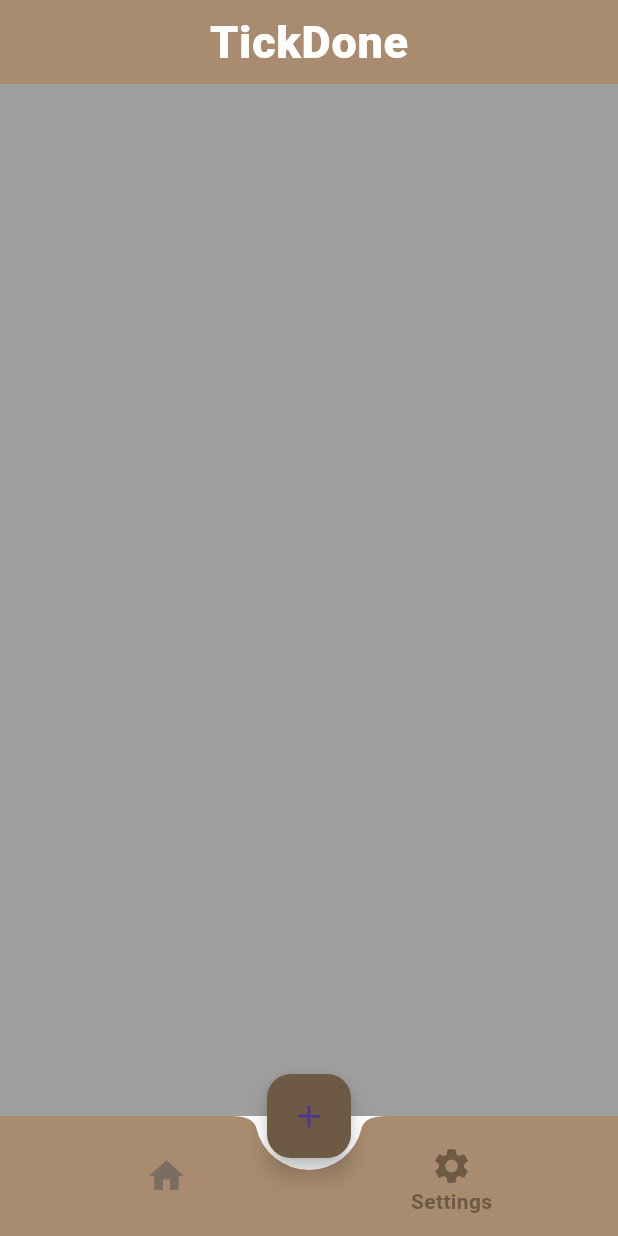
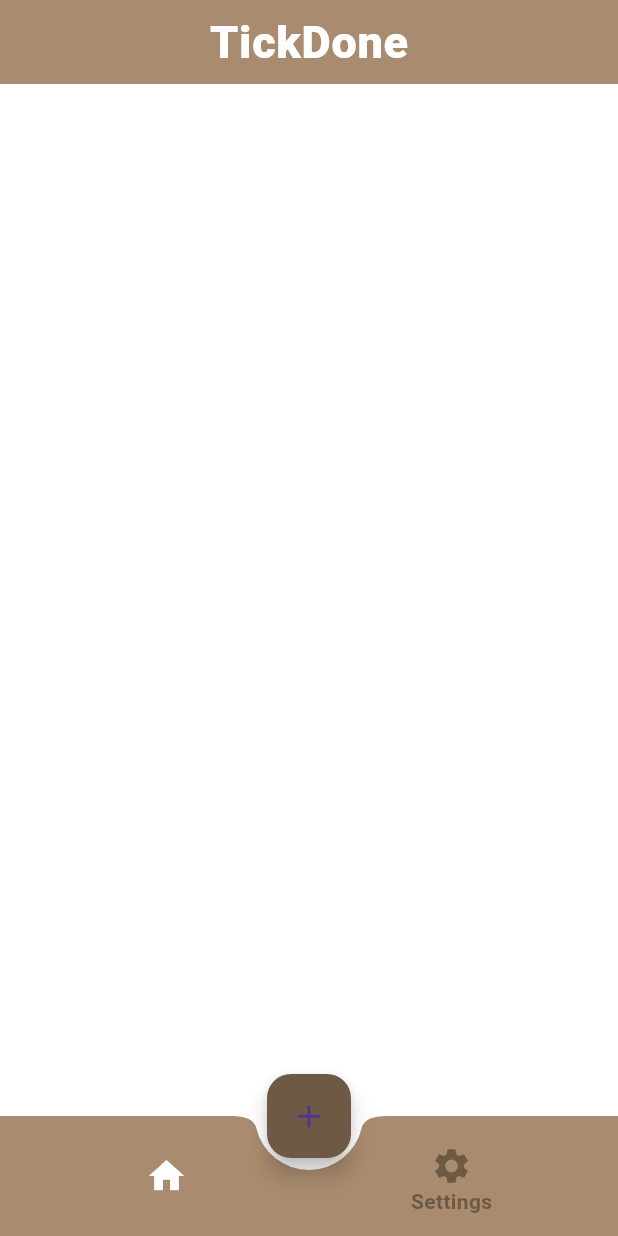
Before and after one commit to NermenHamda77/TickDone, a Flutter app: the screen it shows after launch, item 2 of the bottom bar chosen, on a phone screen of 412 x 824 dp. Run offline on Flutter 3.47's test engine with Material 3 defaults, Android fonts, the phone set to English and light mode, and no system bars; our stand-ins replace easy_date_timeline, google_fonts; generated files the repository leaves out were written again; Roboto replaces fonts that are missing (Italiana).

Commit message:
Change in the bottom navigation bar style.

```diff
--- a/lib/settings/settings_tab.dart
+++ b/lib/settings/settings_tab.dart
@@ -6,6 +6,6 @@ class SettingsTab extends StatelessWidget {
   @override
   Widget build(BuildContext context) {
     return Container(
-      color: Colors.grey,
+      color: Colors.white,
     );  }
 }
--- a/lib/theming/my_theme.dart
+++ b/lib/theming/my_theme.dart
@@ -20,7 +20,7 @@ class MyTheme {
         backgroundColor: Colors.transparent,
         elevation: 0,
         selectedItemColor: AppColors.brownColor,
-        unselectedItemColor: AppColors.secondaryTextColor,
+        unselectedItemColor: AppColors.whiteColor,
         showUnselectedLabels: false),
 /*    textButtonTheme: TextButtonThemeData(
       style: ButtonStyle(
```
